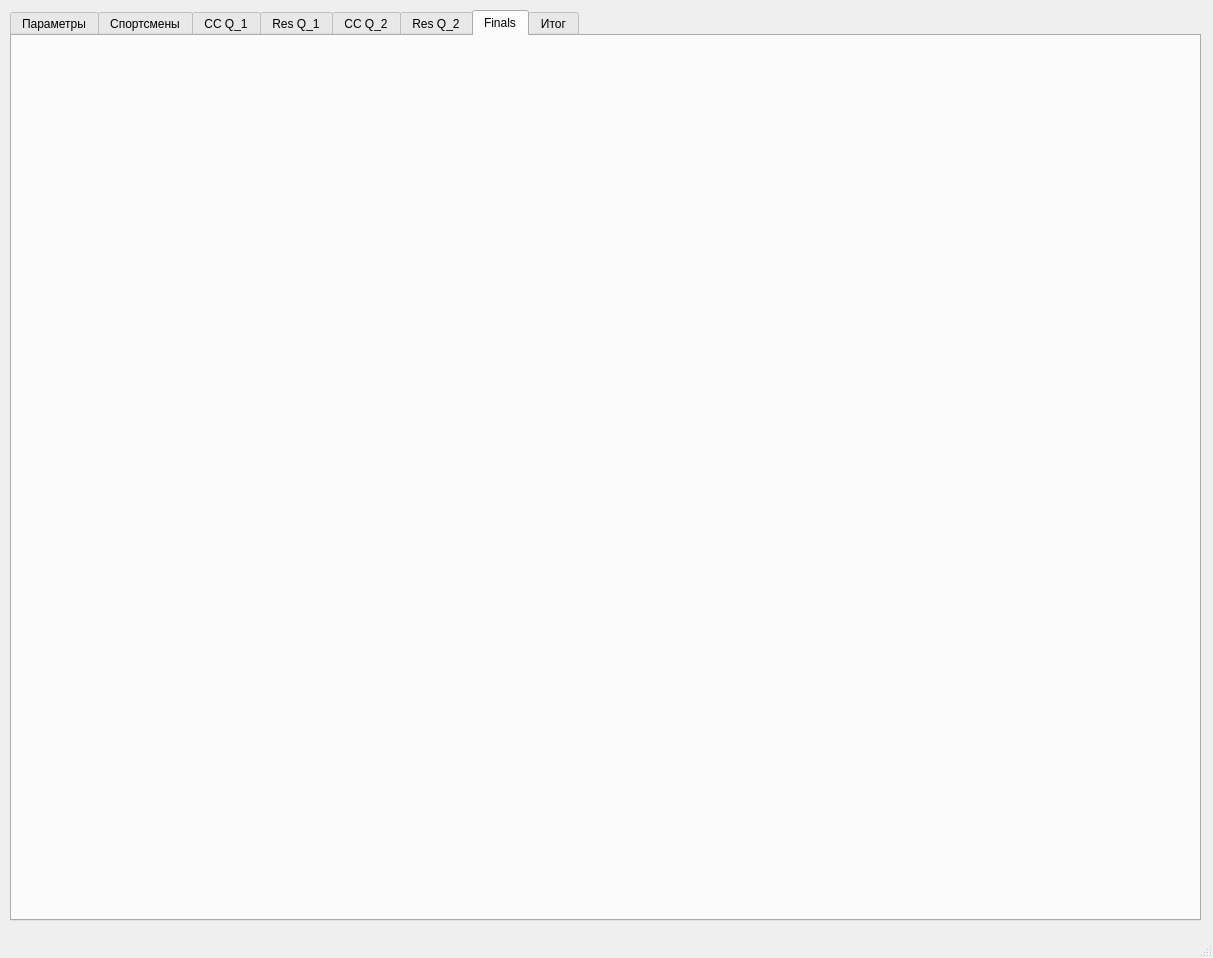
biggerstronger/PSLJ, file new_form.ui: the form before one commit.
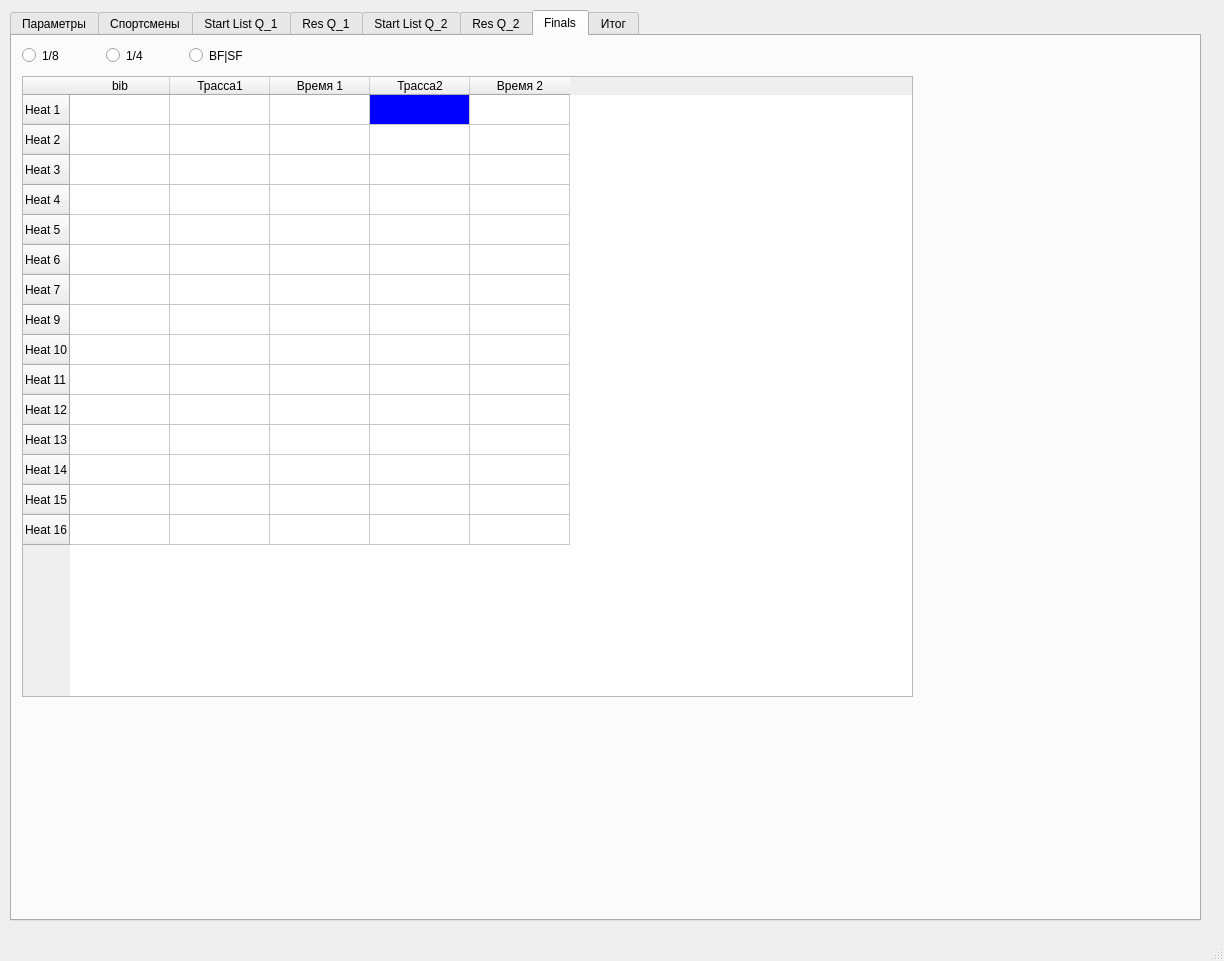
The form after the commit. The open tabs and pages were chosen to show the change.

Commit message: fix SL_Q2

Patch:
```diff
--- a/new_form.ui
+++ b/new_form.ui
@@ -6,8 +6,8 @@
    <rect>
     <x>0</x>
     <y>0</y>
-    <width>1213</width>
-    <height>958</height>
+    <width>1224</width>
+    <height>961</height>
    </rect>
   </property>
   <property name="windowTitle">
@@ -912,7 +912,7 @@
     </widget>
     <widget class="QWidget" name="tab_2">
      <attribute name="title">
-      <string>CC Q_1</string>
+      <string>Start List Q_1</string>
      </attribute>
      <widget class="QWidget" name="gridLayoutWidget_2">
       <property name="geometry">
@@ -1131,7 +1131,7 @@
     </widget>
     <widget class="QWidget" name="CC_Q_2_Tab">
      <attribute name="title">
-      <string>CC Q_2</string>
+      <string>Start List Q_2</string>
      </attribute>
      <widget class="QLabel" name="label_45">
       <property name="geometry">
@@ -1334,16 +1334,234 @@
      <attribute name="title">
       <string>Finals</string>
      </attribute>
-     <widget class="QWidget" name="gridLayoutWidget_7">
+     <widget class="QTableWidget" name="tableWidgetFinals">
       <property name="geometry">
        <rect>
-        <x>-1</x>
-        <y>-1</y>
-        <width>1261</width>
-        <height>771</height>
+        <x>10</x>
+        <y>40</y>
+        <width>891</width>
+        <height>621</height>
        </rect>
       </property>
-      <layout class="QGridLayout" name="gridLayout_9"/>
+      <row>
+       <property name="text">
+        <string>Heat 1</string>
+       </property>
+      </row>
+      <row>
+       <property name="text">
+        <string>Heat 2</string>
+       </property>
+      </row>
+      <row>
+       <property name="text">
+        <string>Heat 3</string>
+       </property>
+      </row>
+      <row>
+       <property name="text">
+        <string>Heat 4</string>
+       </property>
+      </row>
+      <row>
+       <property name="text">
+        <string>Heat 5</string>
+       </property>
+      </row>
+      <row>
+       <property name="text">
+        <string>Heat 6</string>
+       </property>
+      </row>
+      <row>
+       <property name="text">
+        <string>Heat 7</string>
+       </property>
+      </row>
+      <row>
+       <property name="text">
+        <string>Heat 9</string>
+       </property>
+      </row>
+      <row>
+       <property name="text">
+        <string>Heat 10</string>
+       </property>
+      </row>
+      <row>
+       <property name="text">
+        <string>Heat 11</string>
+       </property>
+      </row>
+      <row>
+       <property name="text">
+        <string>Heat 12</string>
+       </property>
+      </row>
+      <row>
+       <property name="text">
+        <string>Heat 13</string>
+       </property>
+      </row>
+      <row>
+       <property name="text">
+        <string>Heat 14</string>
+       </property>
+      </row>
+      <row>
+       <property name="text">
+        <string>Heat 15</string>
+       </property>
+      </row>
+      <row>
+       <property name="text">
+        <string>Heat 16</string>
+       </property>
+      </row>
+      <column>
+       <property name="text">
+        <string>bib</string>
+       </property>
+      </column>
+      <column>
+       <property name="text">
+        <string>Трасса1</string>
+       </property>
+       <property name="background">
+        <color>
+         <red>255</red>
+         <green>255</green>
+         <blue>255</blue>
+        </color>
+       </property>
+      </column>
+      <column>
+       <property name="text">
+        <string>Время 1</string>
+       </property>
+      </column>
+      <column>
+       <property name="text">
+        <string>Трасса2</string>
+       </property>
+      </column>
+      <column>
+       <property name="text">
+        <string>Время 2</string>
+       </property>
+      </column>
+      <item row="0" column="1">
+       <property name="text">
+        <string/>
+       </property>
+       <property name="background">
+        <brush brushstyle="NoBrush">
+         <color alpha="255">
+          <red>255</red>
+          <green>255</green>
+          <blue>255</blue>
+         </color>
+        </brush>
+       </property>
+       <property name="foreground">
+        <brush brushstyle="NoBrush">
+         <color alpha="255">
+          <red>255</red>
+          <green>0</green>
+          <blue>0</blue>
+         </color>
+        </brush>
+       </property>
+      </item>
+      <item row="0" column="3">
+       <property name="text">
+        <string/>
+       </property>
+       <property name="background">
+        <brush brushstyle="SolidPattern">
+         <color alpha="255">
+          <red>0</red>
+          <green>0</green>
+          <blue>255</blue>
+         </color>
+        </brush>
+       </property>
+      </item>
+      <item row="1" column="1">
+       <property name="text">
+        <string/>
+       </property>
+       <property name="foreground">
+        <brush brushstyle="NoBrush">
+         <color alpha="255">
+          <red>255</red>
+          <green>0</green>
+          <blue>0</blue>
+         </color>
+        </brush>
+       </property>
+      </item>
+      <item row="2" column="1">
+       <property name="text">
+        <string/>
+       </property>
+       <property name="background">
+        <brush brushstyle="SolidPattern">
+         <color alpha="255">
+          <red>255</red>
+          <green>255</green>
+          <blue>255</blue>
+         </color>
+        </brush>
+       </property>
+      </item>
+      <item row="3" column="1">
+       <property name="text">
+        <string/>
+       </property>
+      </item>
+     </widget>
+     <widget class="QWidget" name="layoutWidget">
+      <property name="geometry">
+       <rect>
+        <x>10</x>
+        <y>10</y>
+        <width>245</width>
+        <height>19</height>
+       </rect>
+      </property>
+      <layout class="QHBoxLayout" name="horizontalLayout_11">
+       <item>
+        <widget class="QRadioButton" name="radioButton8">
+         <property name="text">
+          <string>1/8</string>
+         </property>
+         <attribute name="buttonGroup">
+          <string notr="true">buttonGroup</string>
+         </attribute>
+        </widget>
+       </item>
+       <item>
+        <widget class="QRadioButton" name="radioButton4">
+         <property name="text">
+          <string>1/4</string>
+         </property>
+         <attribute name="buttonGroup">
+          <string notr="true">buttonGroup</string>
+         </attribute>
+        </widget>
+       </item>
+       <item>
+        <widget class="QRadioButton" name="radioButtonBF_SF">
+         <property name="text">
+          <string>BF|SF</string>
+         </property>
+         <attribute name="buttonGroup">
+          <string notr="true">buttonGroup</string>
+         </attribute>
+        </widget>
+       </item>
+      </layout>
      </widget>
     </widget>
     <widget class="QWidget" name="tab_8">
```
Left out of the diff: 57 changed lines with no effect on the pictures. The commit also changes 2 other files.
